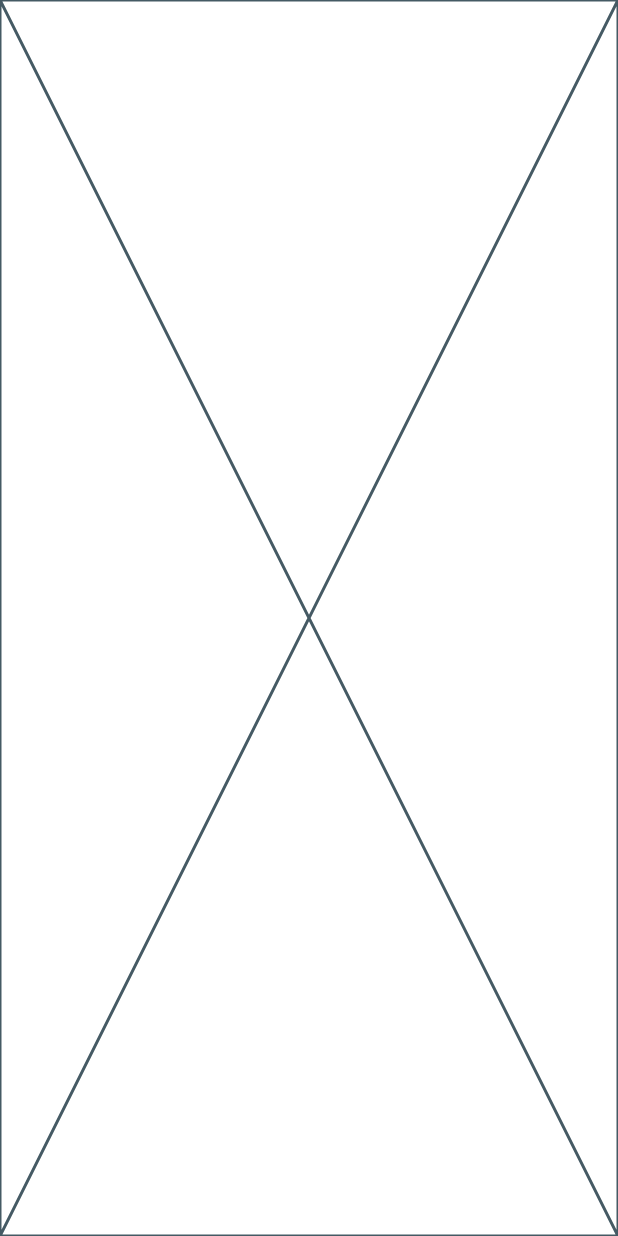
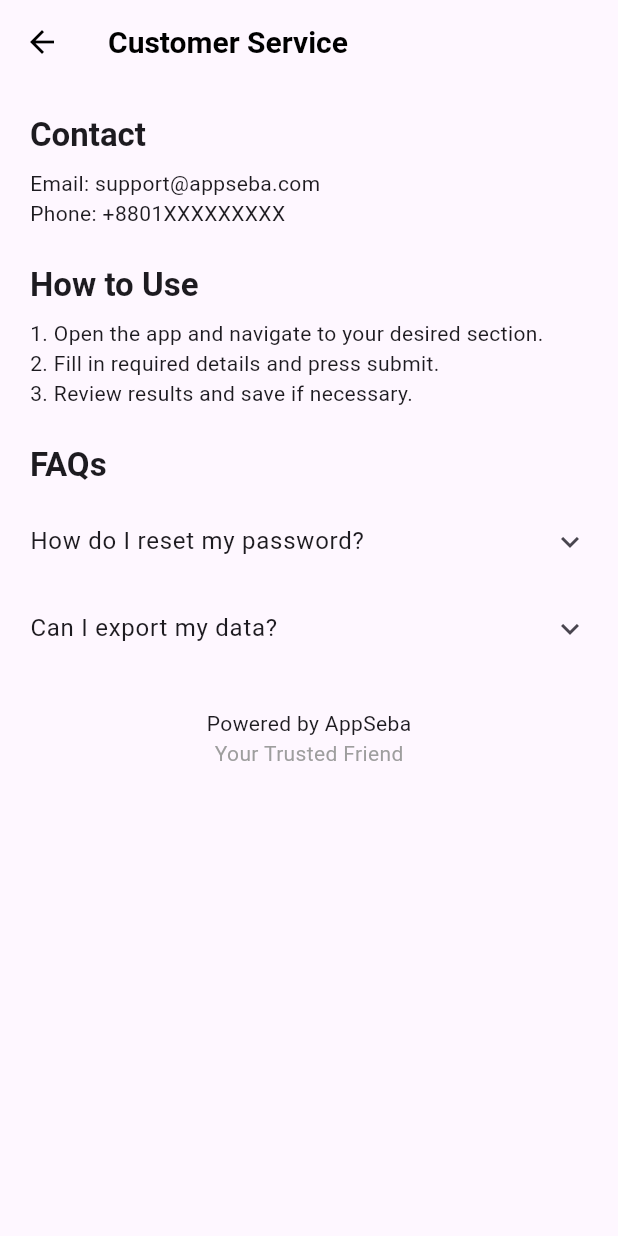
Before and after one commit to mahbubhswe/court-dairy, a Flutter app: the screen it shows once a user with an empty profile is signed in, after a tap on an icon or button, on a phone screen of 412 x 824 dp. Run offline on Flutter 3.47's test engine with Material 3 defaults, Android fonts, the light colour scheme and no system bars; our stand-ins replace animated_splash_screen, animated_text_kit, auth_buttons, cached_network_image, cloud_firestore, cloud_functions and 17 more; missing offline and left inert: android_intent_plus, flutter_bkash, in_app_update; accounts and stored records are empty.

Commit message:
feat: add customer service content

```diff
--- a/lib/screens/customer_service_screen.dart
+++ b/lib/screens/customer_service_screen.dart
@@ -1,10 +1,81 @@
 import 'package:flutter/material.dart';
+import 'package:courtdiary/widgets/company_info.dart';
 
 class CustomerServiceScreen extends StatelessWidget {
   const CustomerServiceScreen({super.key});
 
   @override
   Widget build(BuildContext context) {
-    return const Placeholder();
+    final cs = Theme.of(context).colorScheme;
+    final textTheme = Theme.of(context).textTheme;
+
+    return Scaffold(
+      backgroundColor: cs.surface,
+      appBar: AppBar(
+        backgroundColor: cs.surface,
+        foregroundColor: cs.onSurface,
+        elevation: 0,
+        title: const Text('Customer Service'),
+      ),
+      body: SingleChildScrollView(
+        padding: const EdgeInsets.all(20),
+        child: Column(
+          crossAxisAlignment: CrossAxisAlignment.start,
+          children: [
+            // Contact Section
+            Text(
+              'Contact',
+              style: textTheme.titleLarge?.copyWith(fontWeight: FontWeight.w700),
+            ),
+            const SizedBox(height: 8),
+            const Text('Email: support@appseba.com'),
+            const Text('Phone: +8801XXXXXXXXX'),
+            const SizedBox(height: 24),
+            // How to Use Section
+            Text(
+              'How to Use',
+              style: textTheme.titleLarge?.copyWith(fontWeight: FontWeight.w700),
+            ),
+            const SizedBox(height: 8),
+            const Text('1. Open the app and navigate to your desired section.'),
+            const Text('2. Fill in required details and press submit.'),
+            const Text('3. Review results and save if necessary.'),
+            const SizedBox(height: 24),
+            // FAQs Section
+            Text(
+              'FAQs',
+              style: textTheme.titleLarge?.copyWith(fontWeight: FontWeight.w700),
+            ),
+            const SizedBox(height: 8),
+            _buildFaq(
+              question: 'How do I reset my password?',
+              answer: 'Use the "Forgot Password" option on the login screen.',
+            ),
+            _buildFaq(
+              question: 'Can I export my data?',
+              answer: 'Yes, navigate to settings and choose export data.',
+            ),
+            const SizedBox(height: 24),
+            const Center(child: CompanyInfo()),
+          ],
+        ),
+      ),
+    );
+  }
+
+  Widget _buildFaq({required String question, required String answer}) {
+    return ExpansionTile(
+      tilePadding: EdgeInsets.zero,
+      title: Text(question),
+      children: [
+        Padding(
+          padding: const EdgeInsets.only(bottom: 8),
+          child: Align(
+            alignment: Alignment.centerLeft,
+            child: Text(answer),
+          ),
+        ),
+      ],
+    );
   }
 }
```
